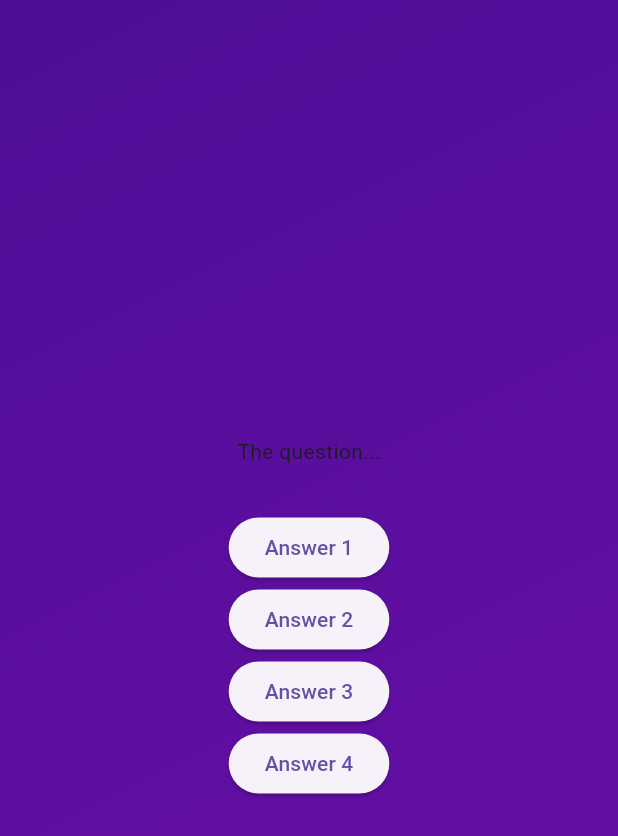
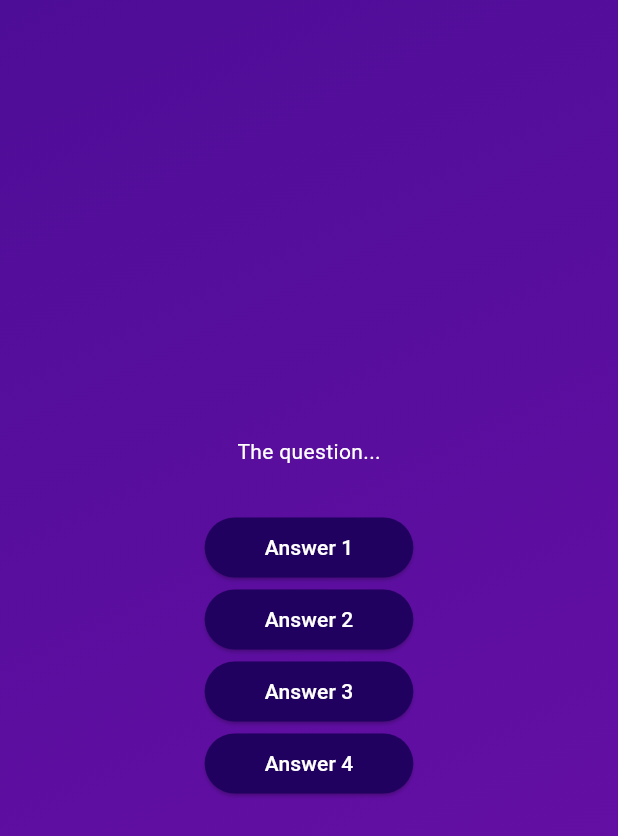
Before and after one commit to muticansel/quiz_game_flutter, a Flutter app: the screen it shows after launch, after a tap on "Start Quiz!", on a phone screen of 412 x 824 dp. Shown: the top 836 px of the screen. Run offline on Flutter 3.47's test engine with Material 3 defaults, Android fonts, the phone set to English and light mode, and no system bars.

Commit message:
feat: add answers button Widget

```diff
--- /dev/null
+++ b/lib/answer_button.dart
@@ -0,0 +1,28 @@
+import 'package:flutter/material.dart';
+
+class AnswerButton extends StatelessWidget {
+  const AnswerButton({
+    super.key,
+    required this.answerText,
+    required this.onTap,
+  });
+
+  final String answerText;
+  final void Function() onTap;
+
+  @override
+  Widget build(BuildContext context) {
+    return ElevatedButton(
+      onPressed: onTap,
+      style: ElevatedButton.styleFrom(
+        padding: const EdgeInsets.symmetric(horizontal: 40, vertical: 10),
+        backgroundColor: const Color.fromARGB(255, 33, 1, 95),
+        foregroundColor: Colors.white,
+        shape: RoundedRectangleBorder(
+          borderRadius: BorderRadius.circular(20),
+        ),
+      ),
+      child: Text(answerText),
+    );
+  }
+}
--- a/lib/questions_screen.dart
+++ b/lib/questions_screen.dart
@@ -1,4 +1,6 @@
 import "package:flutter/material.dart";
+
+import "package:quiz_game/answer_button.dart";
 
 class QuestionsScreen extends StatefulWidget {
   const QuestionsScreen({super.key});
@@ -17,12 +19,12 @@ class _QuestionsScreenState extends State<QuestionsScreen> {
       child: Column(
         mainAxisAlignment: MainAxisAlignment.center,
         children: [
-          const Text('The question...'),
+          const Text('The question...', style: TextStyle(color: Colors.white)),
           const SizedBox(height: 30),
-          ElevatedButton(onPressed: () {}, child: const Text('Answer 1')),
-          ElevatedButton(onPressed: () {}, child: const Text('Answer 2')),
-          ElevatedButton(onPressed: () {}, child: const Text('Answer 3')),
-          ElevatedButton(onPressed: () {}, child: const Text('Answer 4')),
+          AnswerButton(answerText: 'Answer 1', onTap: () {}),
+          AnswerButton(answerText: 'Answer 2', onTap: () {}),
+          AnswerButton(answerText: 'Answer 3', onTap: () {}),
+          AnswerButton(answerText: 'Answer 4', onTap: () {}),
         ],
       ),
     );
```
